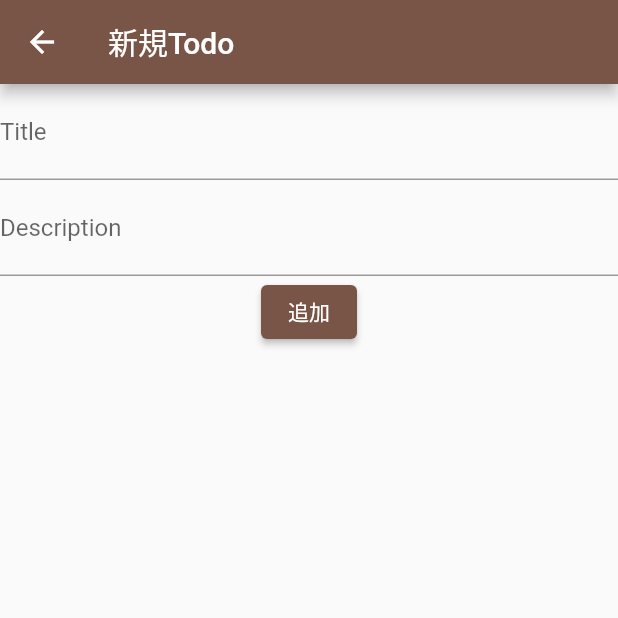
After one commit to HajimexxxNakagawa/flutter-simple-todo-app, a Flutter app: the AddPage screen opened directly, on a phone screen of 412 x 824 dp, the top half of it. The commit adds this screen. Run offline on Flutter 3.47's test engine with Material 2 defaults, Android fonts, the phone set to English and light mode, and no system bars; our stand-ins replace cloud_firestore, firebase_core; accounts and stored records are empty.

Commit message:
add:add and delete todo

```diff
--- /dev/null
+++ b/lib/add/add_model.dart
@@ -0,0 +1,16 @@
+import 'package:cloud_firestore/cloud_firestore.dart';
+import 'package:flutter/material.dart';
+
+class AddModel extends ChangeNotifier {
+  String title = '';
+  String description = '';
+
+  Future addTodo() async {
+    final collection = FirebaseFirestore.instance.collection('todoList');
+    await collection.add({
+      'title': title,
+      'description': description,
+      "createdAt": Timestamp.now()
+    });
+  }
+}
--- /dev/null
+++ b/lib/add/add_page.dart
@@ -0,0 +1,38 @@
+import 'package:flutter/material.dart';
+import 'package:hello_world/add/add_model.dart';
+import 'package:provider/provider.dart';
+
+class AddPage extends StatelessWidget {
+  @override
+  Widget build(BuildContext context) {
+    return ChangeNotifierProvider<AddModel>(
+      create: (_) => AddModel(),
+      child: Scaffold(
+          appBar: AppBar(
+            title: Text("新規Todo"),
+          ),
+          body: Consumer<AddModel>(
+            builder: (context, model, child) {
+              return Column(children: [
+                TextField(
+                  decoration:
+                      InputDecoration(labelText: "Title", hintText: "洗濯物を干す"),
+                  onChanged: (text) => {model.title = text},
+                ),
+                TextField(
+                  decoration: InputDecoration(
+                      labelText: "Description", hintText: "3日分の洗濯物を片付けるぞー！"),
+                  onChanged: (text) => {model.description = text},
+                ),
+                ElevatedButton(
+                    onPressed: () async {
+                      await model.addTodo();
+                      Navigator.pop(context);
+                    },
+                    child: Text('追加')),
+              ]);
+            },
+          )),
+    );
+  }
+}
--- a/lib/todo.dart
+++ b/lib/todo.dart
@@ -2,6 +2,7 @@ import 'package:cloud_firestore/cloud_firestore.dart';
 
 class Todo {
   Todo(DocumentSnapshot doc) {
+    this.documentReference = doc.reference;
     final data = doc.data() as dynamic;
     final Timestamp timestamp = data['createdAt'];
 
@@ -14,4 +15,5 @@ class Todo {
   String description = '';
   bool isDone = false;
   DateTime createdAt = DateTime.now();
+  DocumentReference? documentReference;
 }
```
Also changed, not shown: lib/main.dart (+31 -5 lines), lib/main_model.dart (+31 -5 lines).
